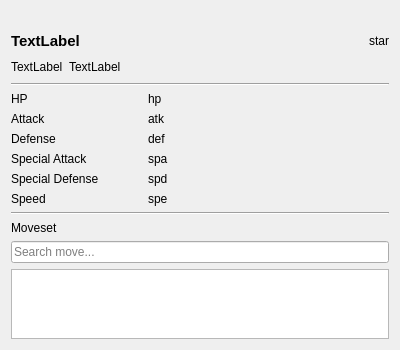
Above: assets/ui/pokemon_popup.ui from elliottsneath/Pokemon-Searcher before the change. Below: the same form after it.
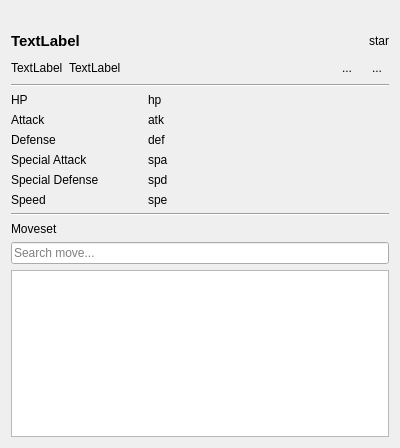
That is the form after the change. Icons and pictures are not drawn. Custom widgets are drawn as their Qt base class.

Commit message: Create current draft page

Patch:
```diff
--- a/assets/ui/pokemon_popup.ui
+++ b/assets/ui/pokemon_popup.ui
@@ -7,7 +7,7 @@
     <x>0</x>
     <y>0</y>
     <width>400</width>
-    <height>338</height>
+    <height>448</height>
    </rect>
   </property>
   <property name="windowTitle">
@@ -87,6 +87,32 @@
        </property>
       </spacer>
      </item>
+     <item>
+      <widget class="QToolButton" name="RemoveFromDraftButton">
+       <property name="text">
+        <string>...</string>
+       </property>
+       <property name="icon">
+        <iconset theme="QIcon::ThemeIcon::ListRemove"/>
+       </property>
+       <property name="autoRaise">
+        <bool>true</bool>
+       </property>
+      </widget>
+     </item>
+     <item>
+      <widget class="QToolButton" name="addToDraftButton">
+       <property name="text">
+        <string>...</string>
+       </property>
+       <property name="icon">
+        <iconset theme="QIcon::ThemeIcon::ListAdd"/>
+       </property>
+       <property name="autoRaise">
+        <bool>true</bool>
+       </property>
+      </widget>
+     </item>
     </layout>
    </item>
    <item>
```
Left out of the diff: 2 changed lines with no effect on the pictures. The commit also changes 12 other files.
